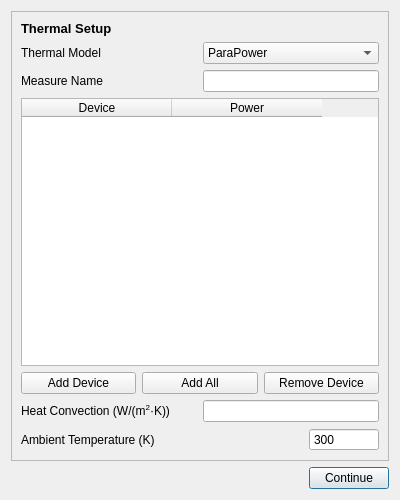
First picture: the form in qt/ui/thermalSetup.ui, repository e3da/PowerSynth2-gui, before the edit.
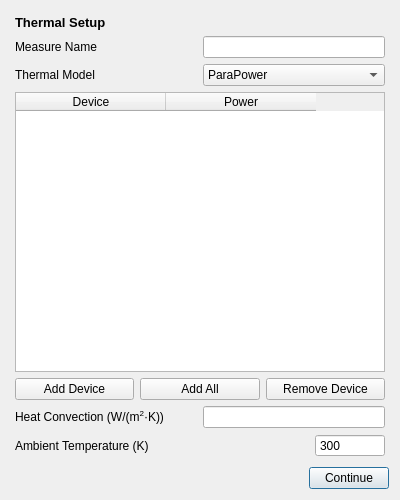
Second picture: the form after the edit.

The edit to the form file:
```diff
--- a/qt/ui/thermalSetup.ui
+++ b/qt/ui/thermalSetup.ui
@@ -21,15 +21,27 @@
   </property>
   <layout class="QVBoxLayout" name="verticalLayout_2">
    <item>
-    <widget class="QFrame" name="thermal_setup_2">
-     <property name="frameShape">
-      <enum>QFrame::StyledPanel</enum>
+    <layout class="QVBoxLayout" name="thermal_setup">
+     <property name="leftMargin">
+      <number>4</number>
      </property>
-     <property name="frameShadow">
-      <enum>QFrame::Raised</enum>
+     <property name="topMargin">
+      <number>4</number>
      </property>
-     <layout class="QGridLayout" name="gridLayout">
-      <item row="2" column="0">
+     <property name="rightMargin">
+      <number>4</number>
+     </property>
+     <property name="bottomMargin">
+      <number>4</number>
+     </property>
+     <item>
+      <widget class="QLabel" name="label_24">
+       <property name="text">
+        <string>&lt;html&gt;&lt;head/&gt;&lt;body&gt;&lt;p align=&quot;justify&quot;&gt;&lt;span style=&quot; font-size:10pt; font-weight:600;&quot;&gt;Thermal Setup&lt;/span&gt;&lt;/p&gt;&lt;/body&gt;&lt;/html&gt;</string>
+       </property>
+      </widget>
+     </item>
+     <item>
        <layout class="QHBoxLayout" name="horizontalLayout_18">
         <item>
          <widget class="QLabel" name="label_26">
@@ -50,14 +62,112 @@
         </item>
        </layout>
       </item>
-      <item row="0" column="0">
-       <widget class="QLabel" name="label_24">
+     <item>
+      <layout class="QHBoxLayout" name="horizontalLayout_17">
+       <item>
+        <widget class="QLabel" name="label_25">
         <property name="text">
-         <string>&lt;html&gt;&lt;head/&gt;&lt;body&gt;&lt;p align=&quot;justify&quot;&gt;&lt;span style=&quot; font-size:10pt; font-weight:600;&quot;&gt;Thermal Setup&lt;/span&gt;&lt;/p&gt;&lt;/body&gt;&lt;/html&gt;</string>
+          <string>Thermal Model</string>
         </property>
        </widget>
       </item>
-      <item row="5" column="0">
+       <item>
+        <widget class="QComboBox" name="combo_model_select">
+         <property name="sizePolicy">
+          <sizepolicy hsizetype="Preferred" vsizetype="Preferred">
+           <horstretch>0</horstretch>
+           <verstretch>0</verstretch>
+          </sizepolicy>
+         </property>
+         <item>
+          <property name="text">
+           <string>ParaPower</string>
+          </property>
+         </item>
+         <item>
+          <property name="text">
+           <string>TSFM</string>
+          </property>
+         </item>
+         <item>
+          <property name="text">
+           <string>Analytical</string>
+          </property>
+         </item>
+         <item>
+          <property name="text">
+           <string/>
+          </property>
+         </item>
+        </widget>
+       </item>
+      </layout>
+     </item>
+     <item>
+      <layout class="QVBoxLayout" name="verticalLayout">
+       <item>
+        <widget class="QTableWidget" name="tableWidget">
+         <attribute name="horizontalHeaderDefaultSectionSize">
+          <number>150</number>
+         </attribute>
+         <column>
+          <property name="text">
+           <string>Device</string>
+          </property>
+         </column>
+         <column>
+          <property name="text">
+           <string>Power</string>
+          </property>
+         </column>
+        </widget>
+       </item>
+       <item>
+        <layout class="QHBoxLayout" name="horizontalLayout_3">
+         <item>
+          <widget class="QPushButton" name="btn_add_device">
+           <property name="sizePolicy">
+            <sizepolicy hsizetype="Preferred" vsizetype="Preferred">
+             <horstretch>0</horstretch>
+             <verstretch>0</verstretch>
+            </sizepolicy>
+           </property>
+           <property name="text">
+            <string>Add Device</string>
+           </property>
+          </widget>
+         </item>
+         <item>
+          <widget class="QPushButton" name="btn_add_all">
+           <property name="sizePolicy">
+            <sizepolicy hsizetype="Preferred" vsizetype="Preferred">
+             <horstretch>0</horstretch>
+             <verstretch>0</verstretch>
+            </sizepolicy>
+           </property>
+           <property name="text">
+            <string>Add All</string>
+           </property>
+          </widget>
+         </item>
+         <item>
+          <widget class="QPushButton" name="btn_remove_device">
+           <property name="sizePolicy">
+            <sizepolicy hsizetype="Preferred" vsizetype="Preferred">
+             <horstretch>0</horstretch>
+             <verstretch>0</verstretch>
+            </sizepolicy>
+           </property>
+           <property name="text">
+            <string>Remove Device</string>
+           </property>
+          </widget>
+         </item>
+        </layout>
+       </item>
+      </layout>
+     </item>
+     <item>
        <layout class="QHBoxLayout" name="horizontalLayout_19">
         <item>
          <widget class="QLabel" name="label_27">
@@ -78,7 +188,7 @@
         </item>
        </layout>
       </item>
-      <item row="6" column="0">
+     <item>
        <layout class="QHBoxLayout" name="horizontalLayout_20">
         <item>
          <widget class="QLabel" name="label_28">
@@ -120,113 +230,7 @@
         </item>
        </layout>
       </item>
-      <item row="3" column="0">
-       <layout class="QVBoxLayout" name="verticalLayout">
-        <item>
-         <widget class="QTableWidget" name="tableWidget">
-          <attribute name="horizontalHeaderDefaultSectionSize">
-           <number>150</number>
-          </attribute>
-          <column>
-           <property name="text">
-            <string>Device</string>
-           </property>
-          </column>
-          <column>
-           <property name="text">
-            <string>Power</string>
-           </property>
-          </column>
-         </widget>
-        </item>
-        <item>
-         <layout class="QHBoxLayout" name="horizontalLayout_3">
-          <item>
-           <widget class="QPushButton" name="btn_add_device">
-            <property name="sizePolicy">
-             <sizepolicy hsizetype="Preferred" vsizetype="Preferred">
-              <horstretch>0</horstretch>
-              <verstretch>0</verstretch>
-             </sizepolicy>
-            </property>
-            <property name="text">
-             <string>Add Device</string>
-            </property>
-           </widget>
-          </item>
-          <item>
-           <widget class="QPushButton" name="btn_add_all">
-            <property name="sizePolicy">
-             <sizepolicy hsizetype="Preferred" vsizetype="Preferred">
-              <horstretch>0</horstretch>
-              <verstretch>0</verstretch>
-             </sizepolicy>
-            </property>
-            <property name="text">
-             <string>Add All</string>
-            </property>
-           </widget>
-          </item>
-          <item>
-           <widget class="QPushButton" name="btn_remove_device">
-            <property name="sizePolicy">
-             <sizepolicy hsizetype="Preferred" vsizetype="Preferred">
-              <horstretch>0</horstretch>
-              <verstretch>0</verstretch>
-             </sizepolicy>
-            </property>
-            <property name="text">
-             <string>Remove Device</string>
-            </property>
-           </widget>
-          </item>
-         </layout>
-        </item>
-       </layout>
-      </item>
-      <item row="1" column="0">
-       <layout class="QHBoxLayout" name="horizontalLayout_17">
-        <item>
-         <widget class="QLabel" name="label_25">
-          <property name="text">
-           <string>Thermal Model</string>
-          </property>
-         </widget>
-        </item>
-        <item>
-         <widget class="QComboBox" name="combo_model_select">
-          <property name="sizePolicy">
-           <sizepolicy hsizetype="Preferred" vsizetype="Preferred">
-            <horstretch>0</horstretch>
-            <verstretch>0</verstretch>
-           </sizepolicy>
-          </property>
-          <item>
-           <property name="text">
-            <string>ParaPower</string>
-           </property>
-          </item>
-          <item>
-           <property name="text">
-            <string>TSFM</string>
-           </property>
-          </item>
-          <item>
-           <property name="text">
-            <string>Analytical</string>
-           </property>
-          </item>
-          <item>
-           <property name="text">
-            <string/>
-           </property>
-          </item>
-         </widget>
-        </item>
-       </layout>
-      </item>
-     </layout>
-    </widget>
+    </layout>
    </item>
    <item>
     <layout class="QHBoxLayout" name="horizontalLayout">
```
Lines whose indentation alone changed are shown as unchanged.
